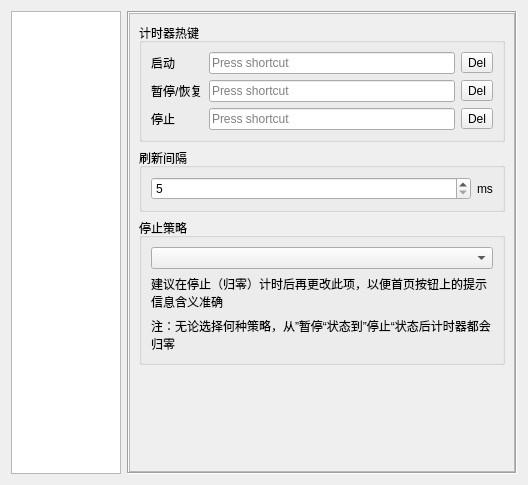
First picture: the form in Act3SpeedrunTool/SettingDialog.ui, repository SkyD666/Act3SpeedrunTool, before the edit.
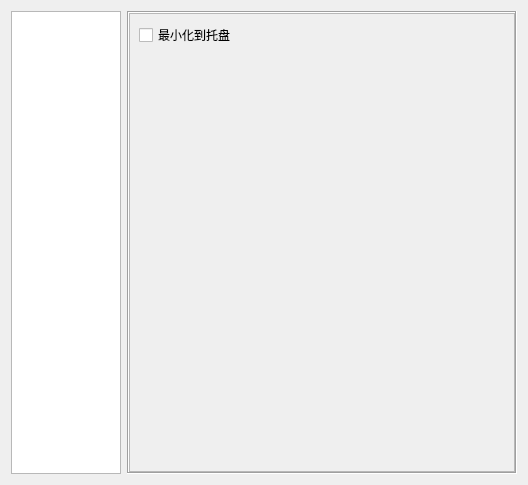
Second picture: the form after the edit. The open tabs and pages were chosen to show the change.

Commit message: [feature|fix|doc]支持最小化到托盘；修复Log清理存在的Bug；更新README

What changed in the file:
```diff
--- a/Act3SpeedrunTool/SettingDialog.ui
+++ b/Act3SpeedrunTool/SettingDialog.ui
@@ -39,8 +39,63 @@
       <enum>QFrame::Sunken</enum>
      </property>
      <property name="currentIndex">
-      <number>3</number>
+      <number>0</number>
      </property>
+     <widget class="QWidget" name="pageGeneral">
+      <layout class="QVBoxLayout" name="verticalLayout_21">
+       <property name="leftMargin">
+        <number>0</number>
+       </property>
+       <property name="topMargin">
+        <number>0</number>
+       </property>
+       <property name="rightMargin">
+        <number>0</number>
+       </property>
+       <property name="bottomMargin">
+        <number>0</number>
+       </property>
+       <item>
+        <widget class="QScrollArea" name="scrollArea_7">
+         <property name="widgetResizable">
+          <bool>true</bool>
+         </property>
+         <widget class="QWidget" name="scrollAreaWidgetContents_7">
+          <property name="geometry">
+           <rect>
+            <x>0</x>
+            <y>0</y>
+            <width>388</width>
+            <height>461</height>
+           </rect>
+          </property>
+          <layout class="QVBoxLayout" name="verticalLayout_23">
+           <item>
+            <widget class="QCheckBox" name="cbMinimizeToTray">
+             <property name="text">
+              <string>最小化到托盘</string>
+             </property>
+            </widget>
+           </item>
+           <item>
+            <spacer name="verticalSpacer_5">
+             <property name="orientation">
+              <enum>Qt::Vertical</enum>
+             </property>
+             <property name="sizeHint" stdset="0">
+              <size>
+               <width>20</width>
+               <height>40</height>
+              </size>
+             </property>
+            </spacer>
+           </item>
+          </layout>
+         </widget>
+        </widget>
+       </item>
+      </layout>
+     </widget>
      <widget class="QWidget" name="pageDisplayInfo">
       <layout class="QVBoxLayout" name="verticalLayout_4">
        <property name="leftMargin">
@@ -1028,7 +1083,7 @@
               <item>
                <widget class="QLabel" name="label_31">
                 <property name="text">
-                 <string>注：无论选择何种策略，从”暂停“状态到”停止“状态后计时器都会归零</string>
+                 <string>注：无论选择何种策略，从“暂停”状态到“停止”状态后计时器都会归零</string>
                 </property>
                 <property name="wordWrap">
                  <bool>true</bool>
```
Left out of the diff: 4 changed lines with no effect on the pictures. The commit also changes 14 other files.
